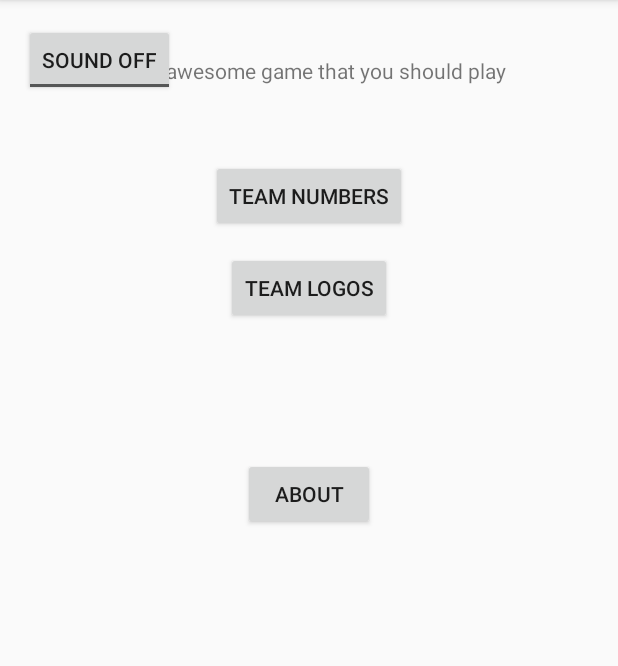
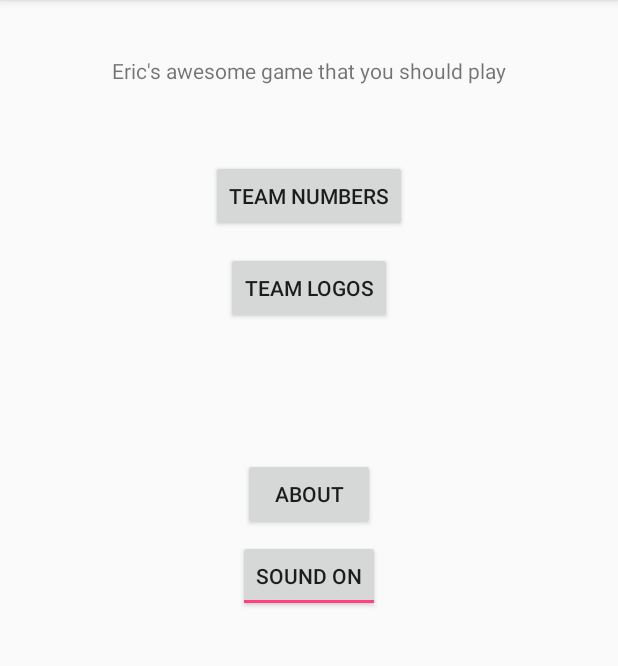
Before and after one commit to ebuttikofer20/Finder, an Android app: the screen it shows after launch (StartingScreen), on a phone screen of 412 x 824 dp, the part 84-750 px from its top. Run offline under Robolectric (Android 15) with nearby library versions, the phone set to English and light mode, and no system bars.

Commit message:
Added Mutes Button
Tried to fix sound

```diff
--- a/WhateverTheFuckYouWant/app/src/main/java/com/example/whateverthefuckyouwant/StartingScreen.java
+++ b/WhateverTheFuckYouWant/app/src/main/java/com/example/whateverthefuckyouwant/StartingScreen.java
@@ -7,10 +7,13 @@ import android.support.v7.app.AppCompatActivity;
 import android.os.Bundle;
 import android.view.View;
 import android.widget.Button;
+import android.widget.CompoundButton;
 import android.widget.TextView;
 import android.widget.ToggleButton;
 
 import org.w3c.dom.Text;
+
+
 
 public class StartingScreen extends AppCompatActivity {
 
@@ -21,10 +24,15 @@ public class StartingScreen extends AppCompatActivity {
     TextView tv;
     ToggleButton muteToggleButton;
 
+    boolean muteOrNaw;
+
     @Override
     protected void onCreate(Bundle savedInstanceState) {
+
         super.onCreate(savedInstanceState);
         setContentView(R.layout.activity_starting_screen);
+
+
 
         teamNumbers = (Button) findViewById(R.id.button2);
         //teamLogos = (Button) findViewById(R.id.button3);
@@ -72,9 +80,24 @@ public class StartingScreen extends AppCompatActivity {
         */
 
 
+
+        muteToggleButton = (ToggleButton) findViewById(R.id.togglebutton);
+
         SharedPreferences pref = getApplicationContext().getSharedPreferences("MyPref", MODE_PRIVATE);
-        SharedPreferences.Editor editor = pref.edit();
-        editor.putBoolean("muteButton", true);
+        muteOrNaw = pref.getBoolean("muteOrNaw", true);
+
+        muteToggleButton.setChecked(muteOrNaw);
+
+        muteToggleButton.setOnCheckedChangeListener(new CompoundButton.OnCheckedChangeListener() {
+
+            public void onCheckedChanged(CompoundButton buttonView, boolean isChecked) {
+
+                SharedPreferences pref = getApplicationContext().getSharedPreferences("MyPref", MODE_PRIVATE);
+                SharedPreferences.Editor editor = pref.edit();
+                editor.putBoolean("muteOrNaw", isChecked);
+                editor.commit();
+            }
+        });
 
     }
 }
--- a/WhateverTheFuckYouWant/app/src/main/res/layout/activity_starting_screen.xml
+++ b/WhateverTheFuckYouWant/app/src/main/res/layout/activity_starting_screen.xml
@@ -51,7 +51,9 @@
         android:layout_width="wrap_content"
         android:layout_height="wrap_content"
         android:textOn="Sound On"
-        android:textOff="Sound Off"/>
+        android:textOff="Sound Off"
+        android:layout_centerVertical="true"
+        android:layout_centerHorizontal="true" />
 
 
 </RelativeLayout>
```
Also changed, not shown: WhateverTheFuckYouWant/app/src/main/java/com/example/whateverthefuckyouwant/MainActivity.java (+20 -14 lines).
